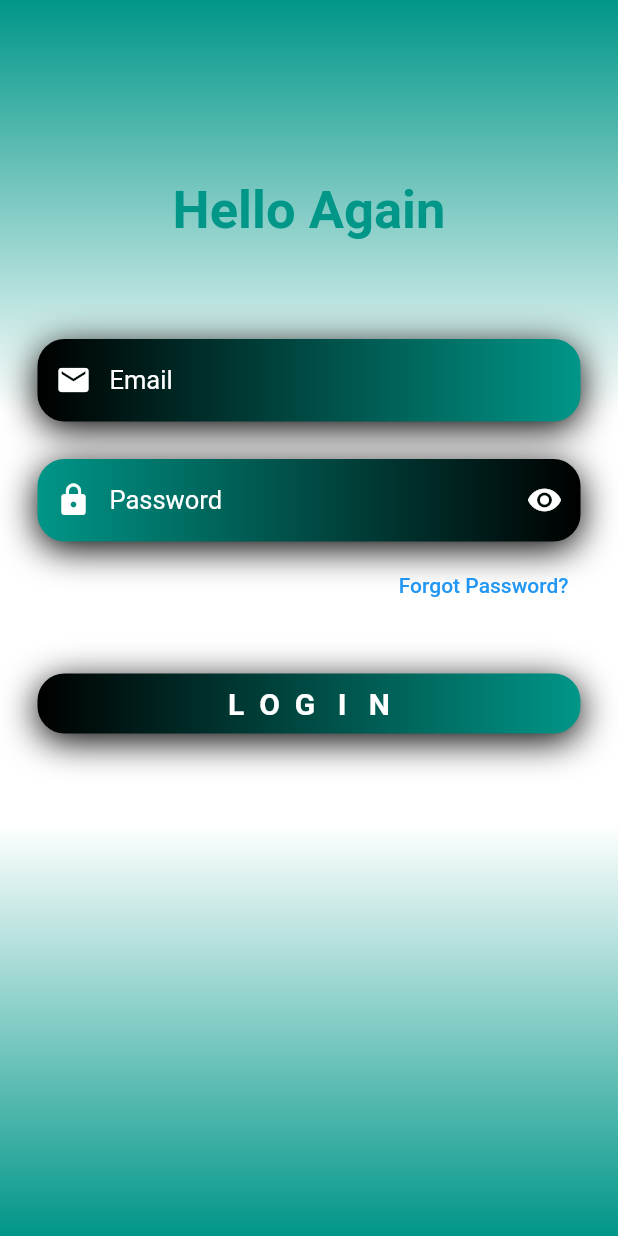
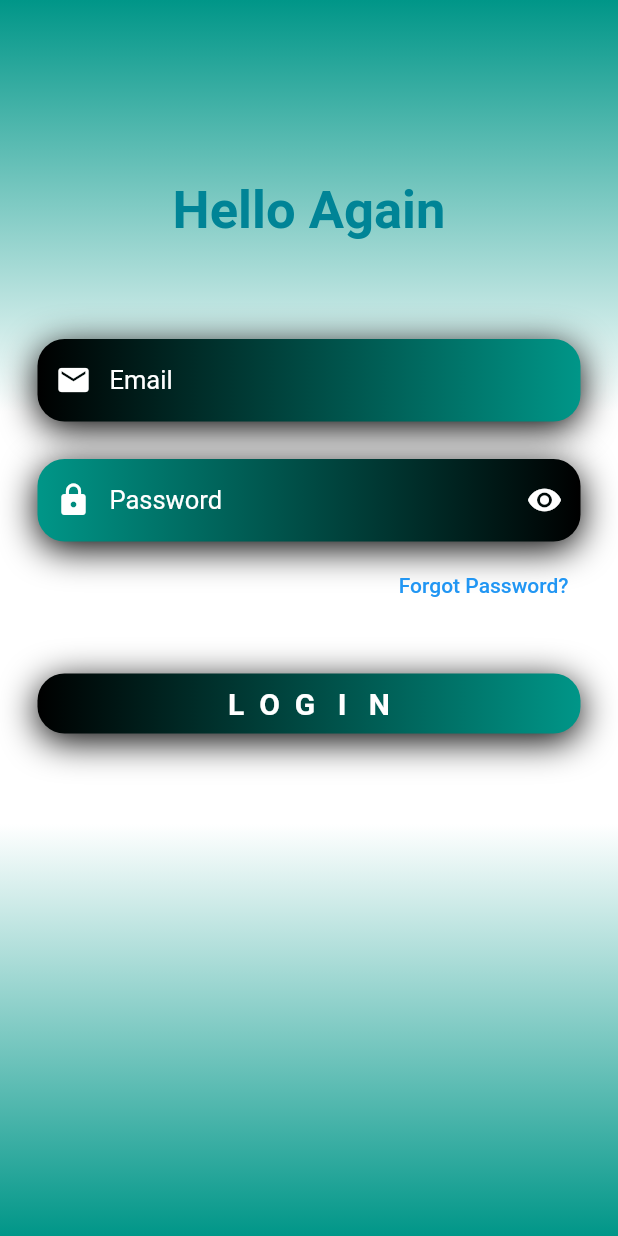
Before and after one commit to NightKids48/flutter-salt, a Flutter app: the screen it shows after launch, on a phone screen of 412 x 824 dp. Run offline on Flutter 3.47's test engine with Material 2 defaults, Android fonts, the phone set to English and light mode, and no system bars.

Commit message:
next commit

```diff
--- a/lib/src/screens/list_screen.dart
+++ b/lib/src/screens/list_screen.dart
@@ -42,7 +42,7 @@ class _ListScreenState extends State<ListScreen> {
               bottomNavBarIndex = value;
             });
           },
-          backgroundColor: Colors.teal,
+          backgroundColor: const Color.fromARGB(255, 0, 127, 150),
           selectedItemColor: Colors.white,
           // ignore: prefer_const_literals_to_create_immutables
           items: [
--- a/lib/src/screens/login_screen.dart
+++ b/lib/src/screens/login_screen.dart
@@ -128,7 +128,7 @@ class _LoginScreenState extends State<LoginScreen> {
             const Text(
               'Hello Again',
               style: TextStyle(
-                  color: Colors.teal,
+                  color: Color.fromARGB(255, 0, 132, 150),
                   fontSize: 35,
                   fontWeight: FontWeight.bold),
             ),
--- a/lib/src/widgets/button_widget.dart
+++ b/lib/src/widgets/button_widget.dart
@@ -24,7 +24,7 @@ class ButtonWidget extends StatelessWidget {
           shape:
               RoundedRectangleBorder(borderRadius: BorderRadius.circular(10)),
           // ignore: deprecated_member_use
-          primary: Colors.pink,
+          primary: const Color.fromARGB(255, 30, 169, 233),
           elevation: 0.0,
         ),
         onPressed: (isloading) ? null : onPressed,
--- a/lib/src/widgets/product_widget.dart
+++ b/lib/src/widgets/product_widget.dart
@@ -20,7 +20,7 @@ class ProductWidget extends StatelessWidget {
           child: ClipRRect(
               borderRadius: BorderRadius.circular(10),
               child: Container(
-                color: Colors.teal,
+                color: const Color.fromARGB(255, 0, 127, 150),
                 child: Column(
                   mainAxisAlignment: MainAxisAlignment.center,
                   children: [
```
